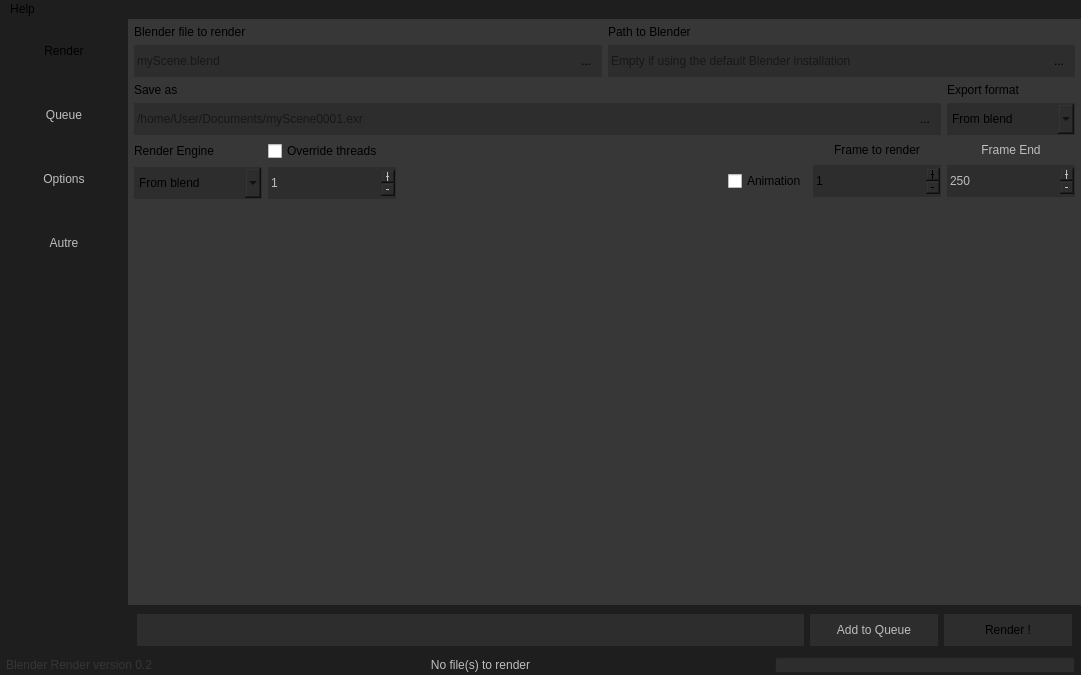
Above: mainwindow.ui from Nesakko/BlenderRender before the change. Below: the same form after it.
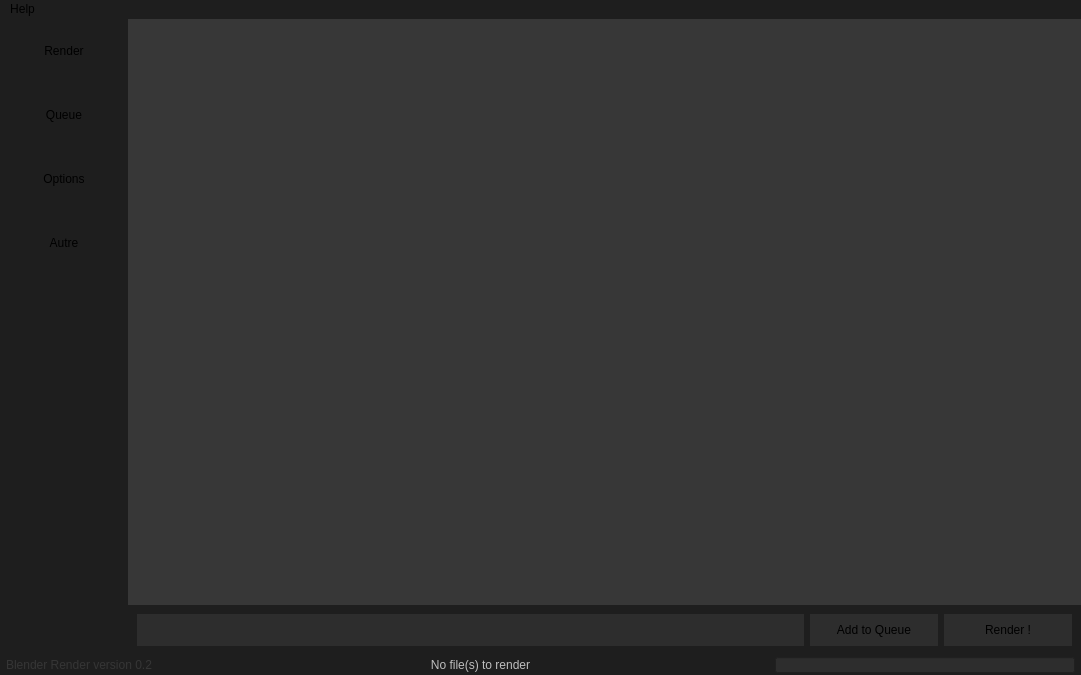
That is the form after the change. The open tabs and pages were chosen to show the change. Icons and pictures are not drawn.

Patch:
```diff
--- a/mainwindow.ui
+++ b/mainwindow.ui
@@ -228,9 +228,6 @@
        </item>
        <item row="1" column="0">
         <widget class="QPushButton" name="BtnSide_Queue">
-         <property name="enabled">
-          <bool>false</bool>
-         </property>
          <property name="sizePolicy">
           <sizepolicy hsizetype="Minimum" vsizetype="Fixed">
            <horstretch>0</horstretch>
@@ -256,9 +253,6 @@
        </item>
        <item row="2" column="0">
         <widget class="QPushButton" name="BtnSide_Param">
-         <property name="enabled">
-          <bool>false</bool>
-         </property>
          <property name="minimumSize">
           <size>
            <width>64</width>
@@ -278,9 +272,6 @@
        </item>
        <item row="3" column="0">
         <widget class="QPushButton" name="BtnSide_Option4">
-         <property name="enabled">
-          <bool>false</bool>
-         </property>
          <property name="sizePolicy">
           <sizepolicy hsizetype="Minimum" vsizetype="Fixed">
            <horstretch>0</horstretch>
@@ -551,9 +542,6 @@
       <layout class="QGridLayout" name="gridLayout_8">
        <item row="0" column="1">
         <widget class="QPushButton" name="btn_AddQueue">
-         <property name="enabled">
-          <bool>false</bool>
-         </property>
          <property name="minimumSize">
           <size>
            <width>128</width>
@@ -1573,6 +1561,7 @@
         </property>
        </widget>
       </widget>
+      <widget class="QWidget" name="page"/>
      </widget>
     </item>
    </layout>
```
